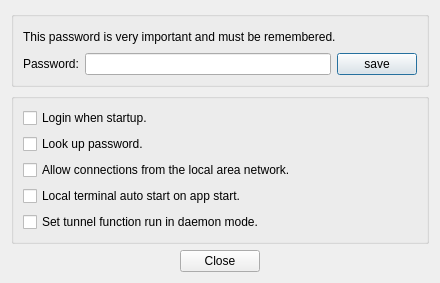
First picture: the form in woterm/qwoadmindialog.ui, repository aoyiduo/woterm, before the edit.
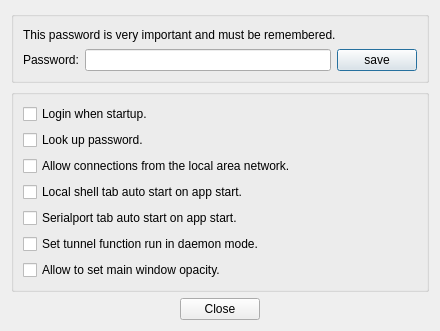
Second picture: the form after the edit. Icons and pictures are not drawn.

Diff of the .ui file:
```diff
--- a/woterm/qwoadmindialog.ui
+++ b/woterm/qwoadmindialog.ui
@@ -7,7 +7,7 @@
     <x>0</x>
     <y>0</y>
     <width>440</width>
-    <height>283</height>
+    <height>331</height>
    </rect>
   </property>
   <property name="windowTitle">
@@ -105,7 +105,14 @@
         <item>
          <widget class="QCheckBox" name="chkInitWindow">
           <property name="text">
-           <string>Local terminal auto start on app start.</string>
+           <string>Local shell tab auto start on app start.</string>
+          </property>
+         </widget>
+        </item>
+        <item>
+         <widget class="QCheckBox" name="chkSerialport">
+          <property name="text">
+           <string>Serialport tab auto start on app start.</string>
           </property>
          </widget>
         </item>
@@ -116,6 +123,13 @@
           </property>
          </widget>
         </item>
+        <item>
+         <widget class="QCheckBox" name="chkOpacity">
+          <property name="text">
+           <string>Allow to set main window opacity.</string>
+          </property>
+         </widget>
+        </item>
        </layout>
       </widget>
      </item>
```
Left out of the diff: 2 changed lines with no effect on the pictures.
